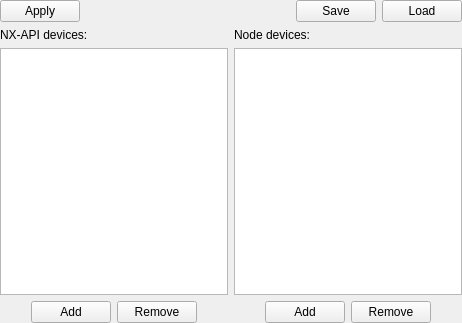
Above: src/VMTD/VMTD/net/VMTDNetForm.ui from ekushko/qt-vxlan-mtd-old before the change. Below: the same form after it.
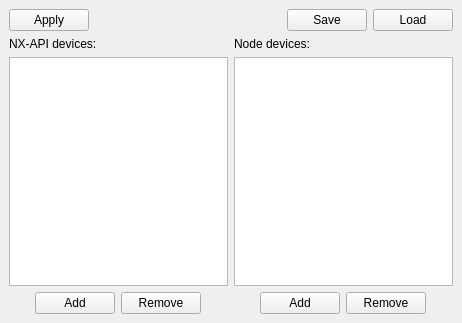
That is the form after the change.

```diff
--- a/src/VMTD/VMTD/net/VMTDNetForm.ui
+++ b/src/VMTD/VMTD/net/VMTDNetForm.ui
@@ -15,16 +15,16 @@
   </property>
   <layout class="QVBoxLayout" name="verticalLayout_3">
    <property name="leftMargin">
-    <number>0</number>
+    <number>9</number>
    </property>
    <property name="topMargin">
-    <number>0</number>
+    <number>9</number>
    </property>
    <property name="rightMargin">
-    <number>0</number>
+    <number>9</number>
    </property>
    <property name="bottomMargin">
-    <number>0</number>
+    <number>9</number>
    </property>
    <item>
     <layout class="QHBoxLayout" name="hl_1">
```
